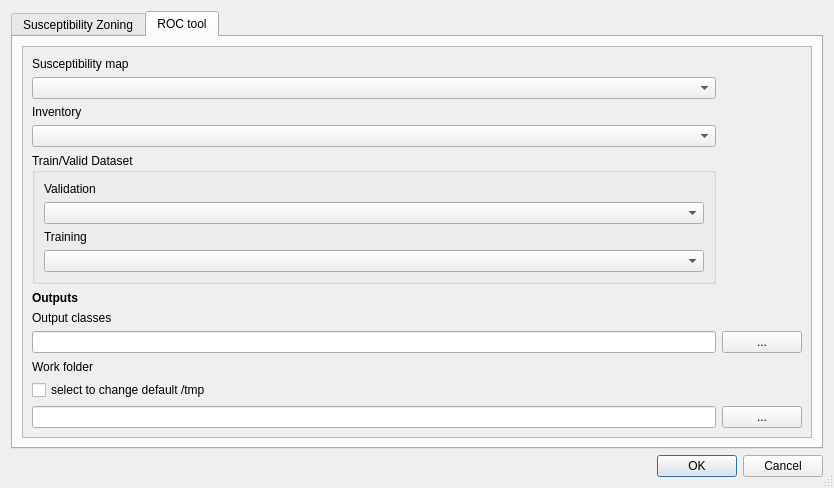
The window that sz/LSZ_dialog_base.ui (giactitti/SZ) describes before a commit, drawn with Qt 5.
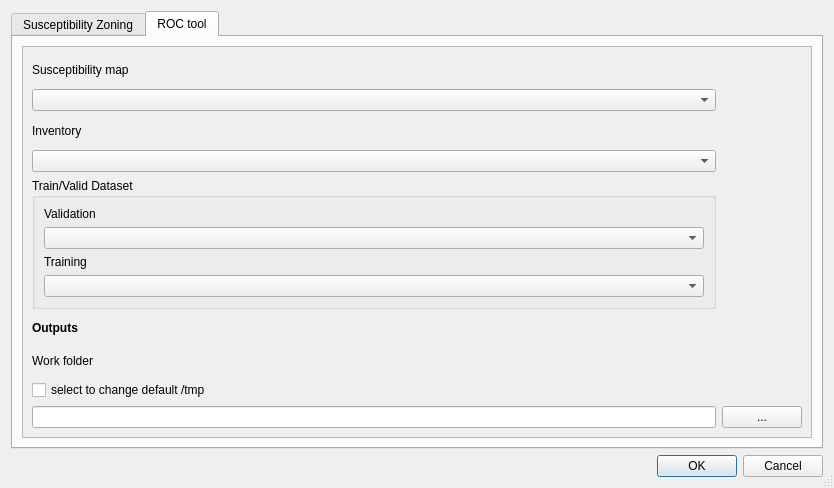
The same window after the commit. The open tabs and pages were chosen to show the change. Custom widgets are drawn as their Qt base class.

The edit to the form file:
```diff
--- a/sz/LSZ_dialog_base.ui
+++ b/sz/LSZ_dialog_base.ui
@@ -584,25 +584,15 @@
           <property name="geometry">
            <rect>
             <x>0</x>
-            <y>-44</y>
-            <width>778</width>
-            <height>432</height>
+            <y>0</y>
+            <width>792</width>
+            <height>388</height>
            </rect>
           </property>
           <layout class="QGridLayout" name="gridLayout">
            <item row="4" column="2">
             <widget class="QgsMapLayerComboBox" name="mMapLayerComboBox_5"/>
            </item>
-           <item row="13" column="2">
-            <widget class="QLineEdit" name="lineEdit"/>
-           </item>
-           <item row="13" column="3">
-            <widget class="QPushButton" name="pushButton">
-             <property name="text">
-              <string>...</string>
-             </property>
-            </widget>
-           </item>
            <item row="3" column="2">
             <widget class="QLabel" name="label_11">
              <property name="text">
@@ -610,13 +600,6 @@
              </property>
             </widget>
            </item>
-           <item row="11" column="2">
-            <widget class="QLabel" name="label_13">
-             <property name="text">
-              <string>Output classes</string>
-             </property>
-            </widget>
-           </item>
            <item row="6" column="2">
             <widget class="QgsMapLayerComboBox" name="mMapLayerComboBox_3"/>
            </item>
@@ -673,7 +656,7 @@
              </property>
             </widget>
            </item>
-           <item row="14" column="2">
+           <item row="12" column="2">
             <widget class="QLabel" name="label">
              <property name="text">
               <string>Work folder</string>
```
Left out of the diff: 8 changed lines with no effect on the pictures.
